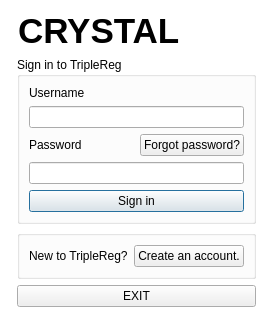
ziemastz/SL, file Crystal/Crystal/dialogsinginuser.ui: the form before one commit.
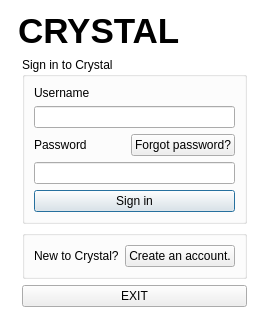
The form after the commit. Icons and pictures are not drawn.

Patch:
```diff
--- a/Crystal/Crystal/dialogsinginuser.ui
+++ b/Crystal/Crystal/dialogsinginuser.ui
@@ -41,7 +41,7 @@
       <item row="0" column="0">
        <widget class="QLabel" name="label_5">
         <property name="text">
-         <string>New to TripleReg?</string>
+         <string>New to Crystal?</string>
         </property>
        </widget>
       </item>
@@ -143,7 +143,7 @@
    <item row="1" column="1">
     <widget class="QGroupBox" name="groupBox">
      <property name="title">
-      <string>Sign in to TripleReg</string>
+      <string>Sign in to Crystal</string>
      </property>
      <layout class="QGridLayout" name="gridLayout_2">
       <item row="0" column="0" colspan="2">
```
